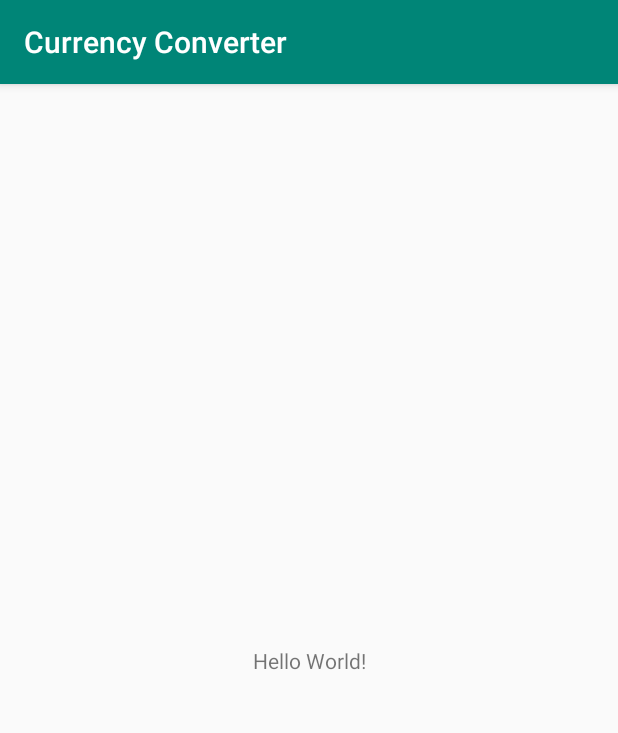
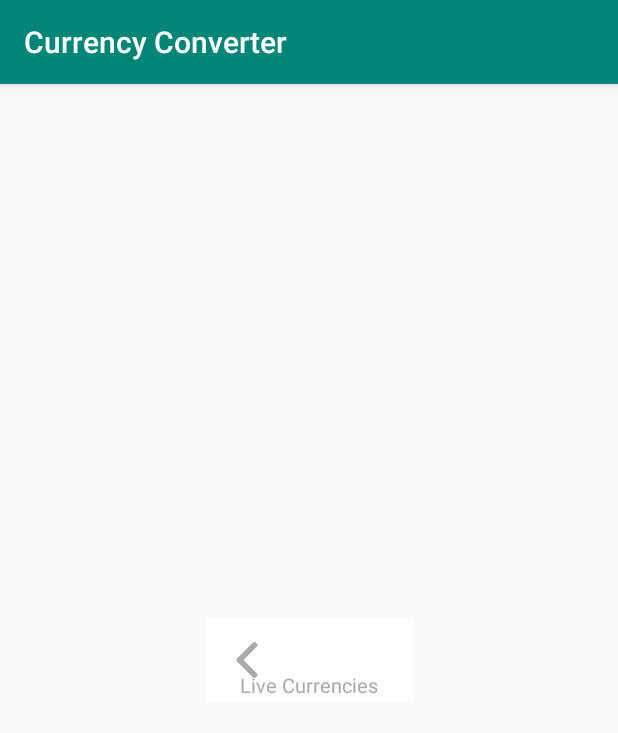
Before and after one commit to bogdanmunteanu/everchange, an Android app: the screen it shows after launch (MainActivity), on a phone screen of 412 x 824 dp. Shown: the top 733 px of the screen. Run offline under Robolectric (Android 15) with nearby library versions, the phone set to English and light mode, and no system bars; our stand-ins replace Dagger/Hilt's generated code, RxJava; 1 statement that could not run was skipped.

Commit message:
Added models , base web service calls Added base layouts and drawables

```diff
--- a/app/build.gradle
+++ b/app/build.gradle
@@ -21,6 +21,10 @@ android {
             minifyEnabled false
             proguardFiles getDefaultProguardFile('proguard-android-optimize.txt'), 'proguard-rules.pro'
         }
+    }
+
+    androidExtensions {
+        experimental = true
     }
 }
 
--- a/app/src/main/java/ro/bogdanmunteanu/currencyconverter/data/api/RevolutApiService.kt
+++ b/app/src/main/java/ro/bogdanmunteanu/currencyconverter/data/api/RevolutApiService.kt
@@ -1,11 +1,14 @@
 package ro.bogdanmunteanu.currencyconverter.data.di
 
+import io.reactivex.Observable
 import retrofit2.http.GET
 import retrofit2.http.Path
+import ro.bogdanmunteanu.currencyconverter.data.model.Currencies
+import java.util.*
 
 interface RevolutApiService {
 
     @GET("https://revolut.duckdns.org/latest?base={baseCurrency}")
-    fun getCurrencies(@Path("baseCurrency") baseCurrency: String)
+    fun getCurrencies(@Path("baseCurrency") baseCurrency: String) : Observable<Currencies>
 
 }
--- a/app/src/main/java/ro/bogdanmunteanu/currencyconverter/di/component/AppComponent.kt
+++ b/app/src/main/java/ro/bogdanmunteanu/currencyconverter/di/component/AppComponent.kt
@@ -5,6 +5,7 @@ import dagger.Component
 import dagger.android.AndroidInjector
 import dagger.android.DaggerApplication
 import dagger.android.support.AndroidSupportInjectionModule
+
 import ro.bogdanmunteanu.currencyconverter.Application
 import ro.bogdanmunteanu.currencyconverter.di.module.AppModule
 import ro.bogdanmunteanu.currencyconverter.di.module.activities.MainActivityModule
--- a/app/src/main/java/ro/bogdanmunteanu/currencyconverter/di/module/network/NetworkModule.kt
+++ b/app/src/main/java/ro/bogdanmunteanu/currencyconverter/di/module/network/NetworkModule.kt
@@ -4,6 +4,7 @@ import android.content.Context
 import com.google.gson.Gson
 import dagger.Module
 import dagger.Provides
+import okhttp3.Interceptor
 import okhttp3.OkHttpClient
 import okhttp3.logging.HttpLoggingInterceptor
 import retrofit2.Retrofit
@@ -11,6 +12,7 @@ import retrofit2.adapter.rxjava2.RxJava2CallAdapterFactory
 import retrofit2.converter.gson.GsonConverterFactory
 import ro.bogdanmunteanu.currencyconverter.BuildConfig
 import ro.bogdanmunteanu.currencyconverter.data.api.NetworkInfo
+import ro.bogdanmunteanu.currencyconverter.data.api.OfflineException
 import ro.bogdanmunteanu.currencyconverter.data.di.RevolutApiService
 import javax.inject.Named
 import javax.inject.Singleton
@@ -20,14 +22,14 @@ class NetworkModule {
     companion object {
         private val TAG = NetworkModule::class.simpleName
         private const val OFFLINE_INTERCEPTOR = "offlineInterceptor"
-        private const val BASE_URL = "https://revolut.duckdns.org"
+        private const val BASE_URL = "baseUrl"
     }
 
     @Provides
     @Singleton
     @Named("baseUrl")
     fun provideBaseUrl(): String {
-        return BASE_URL
+        return  "https://revolut.duckdns.org"
     }
 
 
@@ -63,11 +65,20 @@ class NetworkModule {
     @Singleton
     fun provideGson() = Gson()
 
+    @Provides
+    @Singleton
+    fun provideHttpClient(loggingInterceptor: HttpLoggingInterceptor? = null,
+                          @Named(OFFLINE_INTERCEPTOR)offlineCheckInterceptor: Interceptor? = null):OkHttpClient {
 
+        val okHttpClient = OkHttpClient.Builder()
+        if (loggingInterceptor != null) okHttpClient.addInterceptor(loggingInterceptor)
+        if (offlineCheckInterceptor != null)  okHttpClient.addInterceptor(offlineCheckInterceptor)
+        return okHttpClient.build()
+    }
 
     @Provides
     @Singleton
-    fun provideRetrofit(@Named(BASE_URL) baseUrl: String, gson: Gson, httpClient: OkHttpClient) : Retrofit {
+    fun provideRetrofit(@Named(BASE_URL) baseUrl: String,gson: Gson, httpClient: OkHttpClient) : Retrofit {
         return Retrofit.Builder()
             .addConverterFactory(GsonConverterFactory.create(gson))
             .addCallAdapterFactory(RxJava2CallAdapterFactory.create())
@@ -79,4 +90,17 @@ class NetworkModule {
     @Provides
     @Singleton
     fun provideApiService(retrofit: Retrofit) : RevolutApiService = retrofit.create(RevolutApiService::class.java)
+
+    @Provides
+    @Singleton
+    @Named(OFFLINE_INTERCEPTOR)
+    fun provideOfflineCheckInterceptor(networkInfo: NetworkInfo): Interceptor {
+        return Interceptor { chain ->
+            if (networkInfo.isNetworkAvailable()) {
+                chain.proceed(chain.request())
+            } else {
+                throw OfflineException()
+            }
+        }
+    }
 }
--- a/app/src/main/java/ro/bogdanmunteanu/currencyconverter/ui/activities/MainActivity.kt
+++ b/app/src/main/java/ro/bogdanmunteanu/currencyconverter/ui/activities/MainActivity.kt
@@ -2,12 +2,41 @@ package ro.bogdanmunteanu.currencyconverter.ui.activities
 
 import androidx.appcompat.app.AppCompatActivity
 import android.os.Bundle
+import androidx.fragment.app.Fragment
+import androidx.fragment.app.FragmentManager
+import androidx.fragment.app.FragmentTransaction
+import dagger.android.support.DaggerAppCompatActivity
 import ro.bogdanmunteanu.currencyconverter.R
+import ro.bogdanmunteanu.currencyconverter.ui.fragments.CurrenciesFragment
 
-class MainActivity : AppCompatActivity() {
+class MainActivity : DaggerAppCompatActivity() {
 
     override fun onCreate(savedInstanceState: Bundle?) {
         super.onCreate(savedInstanceState)
         setContentView(R.layout.activity_main)
+        showCurrenciesFragment()
+    }
+
+    private fun showCurrenciesFragment() {
+        if (supportFragmentManager.findFragmentByTag(CurrenciesFragment.TAG) == null) {
+            addFragment(CurrenciesFragment().newInstance() as Fragment, R.id.frame)
+        } else {
+            replaceFragment(supportFragmentManager.findFragmentByTag(CurrenciesFragment.TAG) as Fragment, R.id.frame)
+        }
+    }
+
+
+    fun AppCompatActivity.addFragment(fragment: Fragment, frameId: Int){
+        supportFragmentManager.inTransaction { add(frameId, fragment).addToBackStack(fragment.tag).setCustomAnimations(R.anim.enter_from_left, R.anim.exit_to_right, R.anim.enter_from_right, R.anim.exit_to_left) }
+    }
+    fun AppCompatActivity.replaceFragment(fragment: Fragment, frameId: Int) {
+        supportFragmentManager.inTransaction { replace(frameId,fragment).setCustomAnimations(R.anim.enter_from_left, R.anim.exit_to_right, R.anim.enter_from_right, R.anim.exit_to_left) }
+    }
+
+    inline fun FragmentManager.inTransaction(func: FragmentTransaction.()-> FragmentTransaction)
+    {
+        val fragmentTransaction = beginTransaction()
+        fragmentTransaction.func()
+        fragmentTransaction.commit()
     }
 }
--- a/app/src/main/java/ro/bogdanmunteanu/currencyconverter/ui/fragments/CurrenciesFragment.kt
+++ b/app/src/main/java/ro/bogdanmunteanu/currencyconverter/ui/fragments/CurrenciesFragment.kt
@@ -1,6 +1,53 @@
 package ro.bogdanmunteanu.currencyconverter.ui.fragments
 
-import dagger.android.DaggerFragment
+import android.os.Bundle
+import android.view.LayoutInflater
+import android.view.View
+import android.view.ViewGroup
+import androidx.fragment.app.Fragment
+import androidx.lifecycle.ViewModelProviders
+import dagger.android.support.DaggerFragment
+import kotlinx.android.synthetic.main.fragment_currencies.*
+import ro.bogdanmunteanu.currencyconverter.R
+import ro.bogdanmunteanu.currencyconverter.di.viewmodel.ViewModelFactory
+import ro.bogdanmunteanu.currencyconverter.viewmodel.CurrenciesViewModel
+import javax.inject.Inject
 
-class CurrenciesFragment : DaggerFragment(){
+class CurrenciesFragment : Fragment(){
+
+    @Inject
+    lateinit var factory : ViewModelFactory
+
+    private lateinit var rootView: View
+    private lateinit var viewModel: CurrenciesViewModel
+
+    companion object {
+        val TAG:String = "CurrenciesFragment"
+    }
+
+    fun newInstance(): CurrenciesFragment {
+        return CurrenciesFragment()
+    }
+
+    override fun onCreateView(inflater: LayoutInflater, container: ViewGroup?, savedInstanceState: Bundle?): View? {
+        rootView = inflater.inflate(R.layout.fragment_currencies,container,false)
+        return rootView
+    }
+
+    override fun onViewCreated(view: View?, savedInstanceState: Bundle?) {
+        viewModel = ViewModelProviders.of(this,factory).get(CurrenciesViewModel::class.java)
+
+        initToolbar()
+    }
+
+
+
+    private fun initToolbar() {
+        fragment_title.text=getString(R.string.app_name)
+        fragment_subtitle.text="Live Currencies"
+
+        backIcon.setOnClickListener {
+            //show close dialog
+        }
+    }
 }
--- a/app/src/main/java/ro/bogdanmunteanu/currencyconverter/viewmodel/CurrenciesViewModel.kt
+++ b/app/src/main/java/ro/bogdanmunteanu/currencyconverter/viewmodel/CurrenciesViewModel.kt
@@ -1,6 +1,65 @@
 package ro.bogdanmunteanu.currencyconverter.viewmodel
 
+import android.util.Log
+import androidx.lifecycle.LiveData
+import androidx.lifecycle.MutableLiveData
 import androidx.lifecycle.ViewModel
+import io.reactivex.Observable
+import io.reactivex.android.schedulers.AndroidSchedulers
+import io.reactivex.disposables.CompositeDisposable
+import io.reactivex.schedulers.Schedulers
+import ro.bogdanmunteanu.currencyconverter.data.api.OfflineException
+import ro.bogdanmunteanu.currencyconverter.data.di.RevolutApiService
+import ro.bogdanmunteanu.currencyconverter.data.model.Currencies
+import java.util.concurrent.TimeUnit
+import javax.inject.Inject
 
-class CurrenciesViewModel : ViewModel() {
+class CurrenciesViewModel @Inject constructor(val service: RevolutApiService): ViewModel() {
+
+    private val TAG = CurrenciesViewModel::class.java.simpleName
+
+    private var disposables: CompositeDisposable = CompositeDisposable()
+
+    private var mCurrencies : MutableLiveData<Currencies> = MutableLiveData()
+    val currencies : LiveData<Currencies> get() = mCurrencies
+
+    private var mFetchState : MutableLiveData<State> = MutableLiveData()
+    val fetchState : LiveData<State> get() = mFetchState
+
+    override fun onCleared() {
+        disposables.clear()
+        super.onCleared()
+    }
+
+    init {
+        getLiveCurrencies("EUR")
+    }
+
+
+    fun getLiveCurrencies(baseCurrency: String)
+    {
+        //another way to do this is
+        //Observable.wrap(service.getCurrencies(baseCurrency).delay(1,TimeUnit.SECONDS)).repeat();
+
+        mFetchState.value = State.IN_PROGRESS
+        disposables.add(Observable.interval(0,1000,TimeUnit.SECONDS)
+            .observeOn(AndroidSchedulers.mainThread())
+            .subscribeOn(Schedulers.io())
+            .flatMap { service.getCurrencies(baseCurrency) }
+            .subscribe({
+                mCurrencies.value=it
+            },{
+                error->if(error is OfflineException){
+                mFetchState.value = State.OFFLINE
+                Log.e(TAG,"Device offline")
+            } else {
+                mFetchState.value = State.ERROR
+                Log.e(TAG, Log.getStackTraceString(error))
+            }
+            }))
+    }
+
+
+    enum class State {DONE,IN_PROGRESS,ERROR,OFFLINE}
+
 }
--- /dev/null
+++ b/app/src/main/res/drawable-v24/ic_left_arrow.xml
@@ -0,0 +1,4 @@
+<vector android:height="24dp" android:viewportHeight="492"
+    android:viewportWidth="492" android:width="24dp" xmlns:android="http://schemas.android.com/apk/res/android">
+    <path android:fillColor="@android:color/darker_gray" android:pathData="M198.608,246.104L382.664,62.04c5.068,-5.056 7.856,-11.816 7.856,-19.024c0,-7.212 -2.788,-13.968 -7.856,-19.032l-16.128,-16.12C361.476,2.792 354.712,0 347.504,0s-13.964,2.792 -19.028,7.864L109.328,227.008c-5.084,5.08 -7.868,11.868 -7.848,19.084c-0.02,7.248 2.76,14.028 7.848,19.112l218.944,218.932c5.064,5.072 11.82,7.864 19.032,7.864c7.208,0 13.964,-2.792 19.032,-7.864l16.124,-16.12c10.492,-10.492 10.492,-27.572 0,-38.06L198.608,246.104z"/>
+</vector>
--- a/app/src/main/res/layout/activity_main.xml
+++ b/app/src/main/res/layout/activity_main.xml
@@ -1,18 +1,23 @@
 <?xml version="1.0" encoding="utf-8"?>
-<androidx.constraintlayout.widget.ConstraintLayout xmlns:android="http://schemas.android.com/apk/res/android"
+<androidx.constraintlayout.widget.ConstraintLayout
+        xmlns:android="http://schemas.android.com/apk/res/android"
         xmlns:app="http://schemas.android.com/apk/res-auto"
         xmlns:tools="http://schemas.android.com/tools"
+        android:id="@+id/container"
         android:layout_width="match_parent"
         android:layout_height="match_parent"
         tools:context=".ui.activities.MainActivity">
 
-    <TextView
+
+    <FrameLayout
+            android:id="@+id/frame"
             android:layout_width="wrap_content"
             android:layout_height="wrap_content"
-        android:text="Hello World!"
+            app:layout_constraintTop_toTopOf="parent"
             app:layout_constraintBottom_toBottomOf="parent"
-        app:layout_constraintLeft_toLeftOf="parent"
-        app:layout_constraintRight_toRightOf="parent"
-        app:layout_constraintTop_toTopOf="parent" />
+            app:layout_constraintStart_toStartOf="parent"
+            app:layout_constraintEnd_toEndOf="parent">
+    </FrameLayout>
+
 
 </androidx.constraintlayout.widget.ConstraintLayout>
--- /dev/null
+++ b/app/src/main/res/layout/fragment_currencies.xml
@@ -0,0 +1,52 @@
+<?xml version="1.0" encoding="utf-8"?>
+<androidx.constraintlayout.widget.ConstraintLayout
+        xmlns:android="http://schemas.android.com/apk/res/android"
+        xmlns:app="http://schemas.android.com/apk/res-auto"
+        xmlns:tools="http://schemas.android.com/tools"
+        android:id="@+id/container"
+        android:layout_width="match_parent"
+        android:layout_height="match_parent"
+        tools:context=".ui.activities.MainActivity">
+
+    <RelativeLayout
+            android:layout_width="match_parent"
+            android:layout_height="56dp"
+            android:background="@android:color/white"
+            app:layout_constraintTop_toTopOf="parent"
+            app:layout_constraintStart_toStartOf="parent"
+            app:layout_constraintEnd_toEndOf="parent">
+
+
+        <TextView
+                android:text="Test"
+                android:layout_width="wrap_content"
+                android:layout_height="wrap_content"
+                android:layout_centerHorizontal="true"
+                android:layout_alignParentTop="true"
+                android:textColor="@android:color/white"
+                android:layout_marginTop="8dp"
+                android:textSize="16sp"
+                android:id="@+id/fragment_title"/>
+
+        <TextView
+                android:text="Test"
+                android:layout_width="wrap_content"
+                android:layout_height="wrap_content"
+                android:layout_below="@id/fragment_title"
+                android:layout_centerHorizontal="true"
+                android:textColor="@android:color/darker_gray"
+                android:layout_marginTop="5dp"
+                android:textSize="13sp"
+                android:id="@+id/fragment_subtitle"/>
+        <ImageView
+                android:layout_width="wrap_content"
+                android:layout_height="wrap_content" app:srcCompat="@drawable/ic_left_arrow"
+                android:layout_alignParentStart="true" android:layout_centerVertical="true"
+                android:layout_marginStart="8dp"
+                android:padding="7dp"
+                android:id="@+id/backIcon"
+        />
+    </RelativeLayout>
+
+
+</androidx.constraintlayout.widget.ConstraintLayout>
```
Also changed, not shown: app/src/main/java/ro/bogdanmunteanu/currencyconverter/data/model/Currencies.kt (added, +11 -0 lines), app/src/main/java/ro/bogdanmunteanu/currencyconverter/data/model/CurrencyRates.kt (added, +39 -0 lines), app/src/main/java/ro/bogdanmunteanu/currencyconverter/data/repository/RevolutServiceRepository.kt (added, +15 -0 lines), app/src/main/res/anim/enter_from_left.xml (added, +8 -0 lines), app/src/main/res/anim/enter_from_right.xml (added, +8 -0 lines), app/src/main/res/anim/exit_to_left.xml (added, +8 -0 lines), app/src/main/res/anim/exit_to_right.xml (added, +8 -0 lines). Lines whose indentation alone changed are shown as unchanged.
